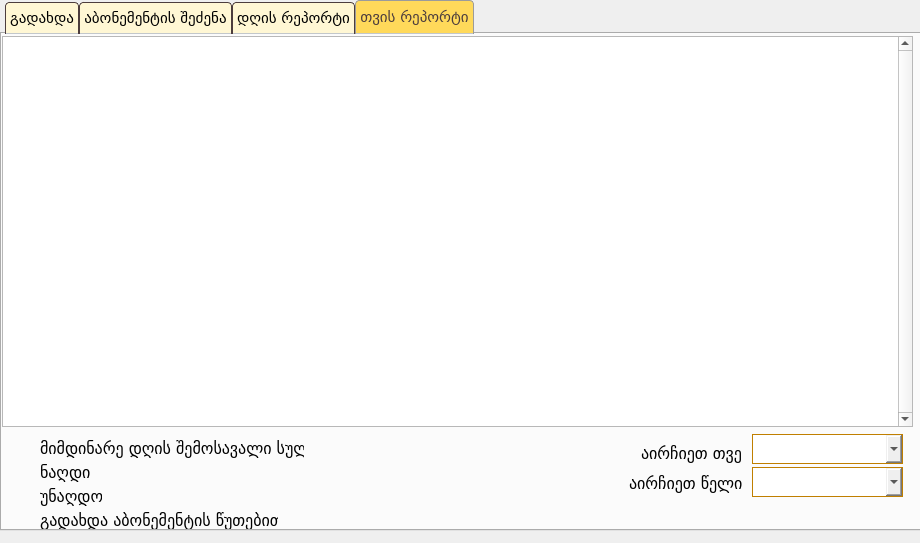
bekashvelidze/renew-commercial, file ui/pay.ui: the form before one commit.
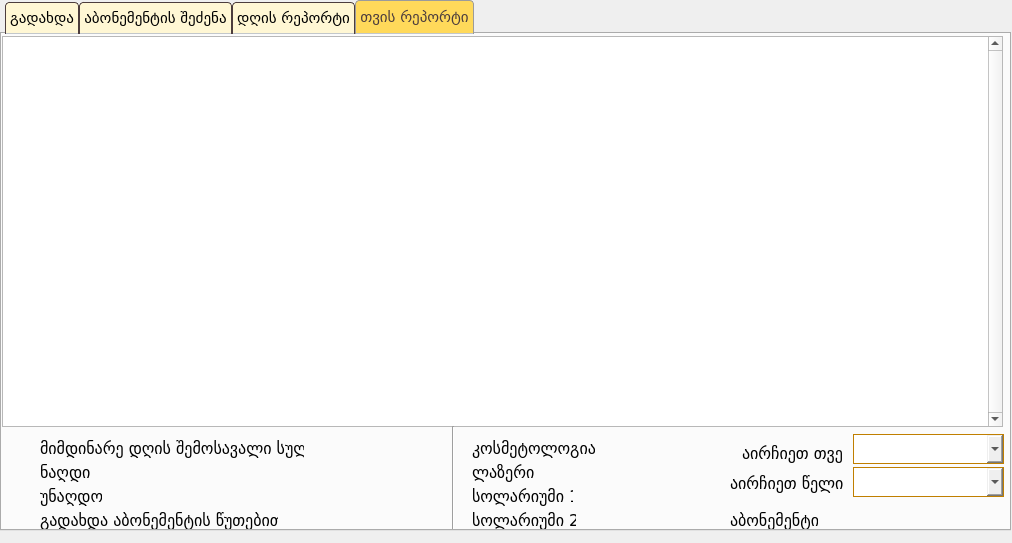
The form after the commit. The open tabs and pages were chosen to show the change.

```diff
--- a/ui/pay.ui
+++ b/ui/pay.ui
@@ -6,7 +6,7 @@
    <rect>
     <x>0</x>
     <y>0</y>
-    <width>920</width>
+    <width>1012</width>
     <height>543</height>
    </rect>
   </property>
@@ -89,7 +89,7 @@
     <rect>
      <x>0</x>
      <y>0</y>
-     <width>921</width>
+     <width>1011</width>
      <height>531</height>
     </rect>
    </property>
@@ -1136,7 +1136,7 @@
     <widget class="QLabel" name="new_month_label_mon">
      <property name="geometry">
       <rect>
-       <x>639</x>
+       <x>740</x>
        <y>410</y>
        <width>100</width>
        <height>19</height>
@@ -1176,7 +1176,7 @@
       <rect>
        <x>308</x>
        <y>477</y>
-       <width>151</width>
+       <width>125</width>
        <height>16</height>
       </rect>
      </property>
@@ -1214,7 +1214,7 @@
       <rect>
        <x>308</x>
        <y>453</y>
-       <width>121</width>
+       <width>125</width>
        <height>16</height>
       </rect>
      </property>
@@ -1233,7 +1233,7 @@
       <rect>
        <x>308</x>
        <y>429</y>
-       <width>121</width>
+       <width>125</width>
        <height>16</height>
       </rect>
      </property>
@@ -1271,7 +1271,7 @@
       <rect>
        <x>308</x>
        <y>405</y>
-       <width>141</width>
+       <width>125</width>
        <height>16</height>
       </rect>
      </property>
@@ -1290,7 +1290,7 @@
       <rect>
        <x>0</x>
        <y>2</y>
-       <width>911</width>
+       <width>1001</width>
        <height>391</height>
       </rect>
      </property>
@@ -1425,7 +1425,7 @@
     <widget class="QComboBox" name="months_combo">
      <property name="geometry">
       <rect>
-       <x>750</x>
+       <x>851</x>
        <y>400</y>
        <width>151</width>
        <height>30</height>
@@ -1444,7 +1444,7 @@
     <widget class="QLabel" name="new_year_label">
      <property name="geometry">
       <rect>
-       <x>627</x>
+       <x>728</x>
        <y>440</y>
        <width>117</width>
        <height>19</height>
@@ -1463,7 +1463,7 @@
     <widget class="QComboBox" name="years_combo">
      <property name="geometry">
       <rect>
-       <x>750</x>
+       <x>851</x>
        <y>433</y>
        <width>151</width>
        <height>30</height>
@@ -1479,6 +1479,209 @@
       <bool>true</bool>
      </property>
     </widget>
+    <widget class="Line" name="line_m">
+     <property name="geometry">
+      <rect>
+       <x>450</x>
+       <y>392</y>
+       <width>3</width>
+       <height>110</height>
+      </rect>
+     </property>
+     <property name="orientation">
+      <enum>Qt::Vertical</enum>
+     </property>
+    </widget>
+    <widget class="QLabel" name="sol_2_total_m">
+     <property name="geometry">
+      <rect>
+       <x>610</x>
+       <y>477</y>
+       <width>90</width>
+       <height>13</height>
+      </rect>
+     </property>
+     <property name="font">
+      <font>
+       <family>BPG Nino Mtavruli</family>
+       <pointsize>12</pointsize>
+      </font>
+     </property>
+     <property name="text">
+      <string/>
+     </property>
+    </widget>
+    <widget class="QLabel" name="cos_total_label_m">
+     <property name="geometry">
+      <rect>
+       <x>470</x>
+       <y>405</y>
+       <width>123</width>
+       <height>19</height>
+      </rect>
+     </property>
+     <property name="font">
+      <font>
+       <family>BPG Nino Mtavruli</family>
+       <pointsize>12</pointsize>
+      </font>
+     </property>
+     <property name="text">
+      <string>კოსმეტოლოგია</string>
+     </property>
+    </widget>
+    <widget class="QLabel" name="sol_2_total_label_m">
+     <property name="geometry">
+      <rect>
+       <x>470</x>
+       <y>477</y>
+       <width>104</width>
+       <height>19</height>
+      </rect>
+     </property>
+     <property name="font">
+      <font>
+       <family>BPG Nino Mtavruli</family>
+       <pointsize>12</pointsize>
+      </font>
+     </property>
+     <property name="text">
+      <string>სოლარიუმი 2</string>
+     </property>
+    </widget>
+    <widget class="QLabel" name="sol_1_total_m">
+     <property name="geometry">
+      <rect>
+       <x>610</x>
+       <y>453</y>
+       <width>90</width>
+       <height>13</height>
+      </rect>
+     </property>
+     <property name="font">
+      <font>
+       <family>BPG Nino Mtavruli</family>
+       <pointsize>12</pointsize>
+      </font>
+     </property>
+     <property name="text">
+      <string/>
+     </property>
+    </widget>
+    <widget class="QLabel" name="cos_total_m">
+     <property name="geometry">
+      <rect>
+       <x>610</x>
+       <y>405</y>
+       <width>90</width>
+       <height>13</height>
+      </rect>
+     </property>
+     <property name="font">
+      <font>
+       <family>BPG Nino Mtavruli</family>
+       <pointsize>12</pointsize>
+      </font>
+     </property>
+     <property name="text">
+      <string/>
+     </property>
+    </widget>
+    <widget class="QLabel" name="sol_1_total_label_m">
+     <property name="geometry">
+      <rect>
+       <x>470</x>
+       <y>453</y>
+       <width>101</width>
+       <height>19</height>
+      </rect>
+     </property>
+     <property name="font">
+      <font>
+       <family>BPG Nino Mtavruli</family>
+       <pointsize>12</pointsize>
+      </font>
+     </property>
+     <property name="text">
+      <string>სოლარიუმი 1</string>
+     </property>
+    </widget>
+    <widget class="QLabel" name="las_total_m">
+     <property name="geometry">
+      <rect>
+       <x>610</x>
+       <y>429</y>
+       <width>90</width>
+       <height>13</height>
+      </rect>
+     </property>
+     <property name="font">
+      <font>
+       <family>BPG Nino Mtavruli</family>
+       <pointsize>12</pointsize>
+      </font>
+     </property>
+     <property name="text">
+      <string/>
+     </property>
+    </widget>
+    <widget class="QLabel" name="las_total_label_m">
+     <property name="geometry">
+      <rect>
+       <x>470</x>
+       <y>429</y>
+       <width>63</width>
+       <height>19</height>
+      </rect>
+     </property>
+     <property name="font">
+      <font>
+       <family>BPG Nino Mtavruli</family>
+       <pointsize>12</pointsize>
+      </font>
+     </property>
+     <property name="text">
+      <string>ლაზერი</string>
+     </property>
+    </widget>
+    <widget class="QLabel" name="subscriptions_label_m">
+     <property name="geometry">
+      <rect>
+       <x>728</x>
+       <y>477</y>
+       <width>88</width>
+       <height>19</height>
+      </rect>
+     </property>
+     <property name="font">
+      <font>
+       <family>BPG Nino Mtavruli</family>
+       <pointsize>12</pointsize>
+      </font>
+     </property>
+     <property name="text">
+      <string>აბონემენტი</string>
+     </property>
+    </widget>
+    <widget class="QLabel" name="subscriptions_m">
+     <property name="geometry">
+      <rect>
+       <x>830</x>
+       <y>477</y>
+       <width>66</width>
+       <height>19</height>
+      </rect>
+     </property>
+     <property name="font">
+      <font>
+       <family>BPG Nino Mtavruli</family>
+       <pointsize>12</pointsize>
+      </font>
+     </property>
+     <property name="text">
+      <string/>
+     </property>
+    </widget>
    </widget>
   </widget>
  </widget>
```
Left out of the diff: 279 changed lines with no effect on the pictures.
